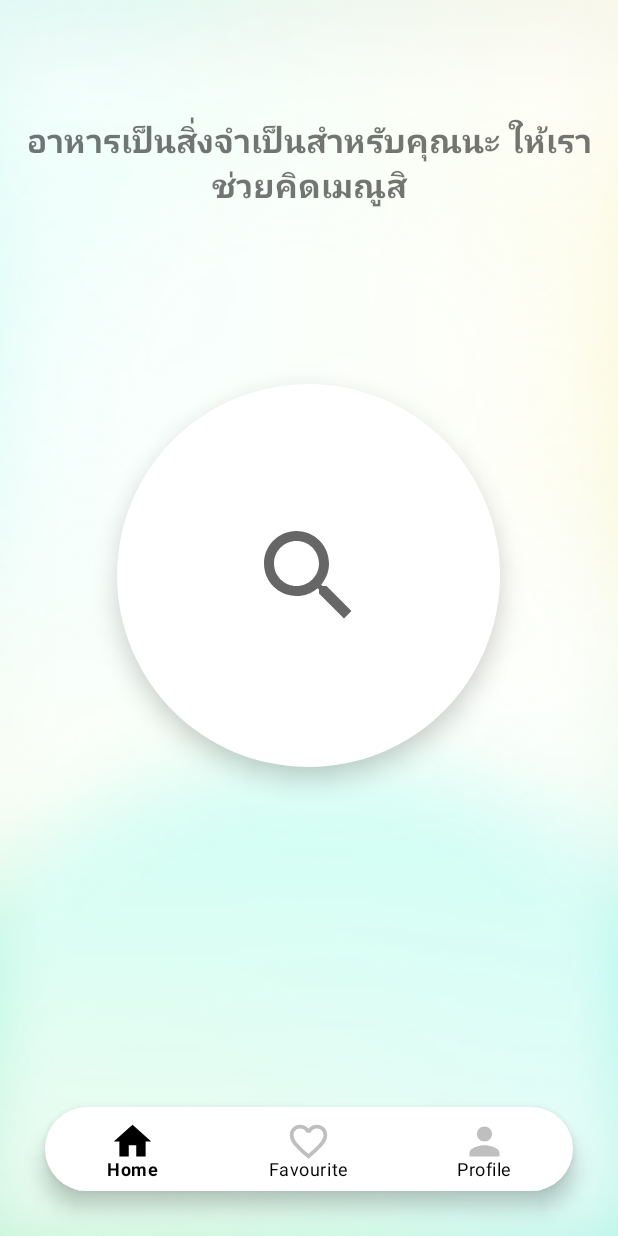
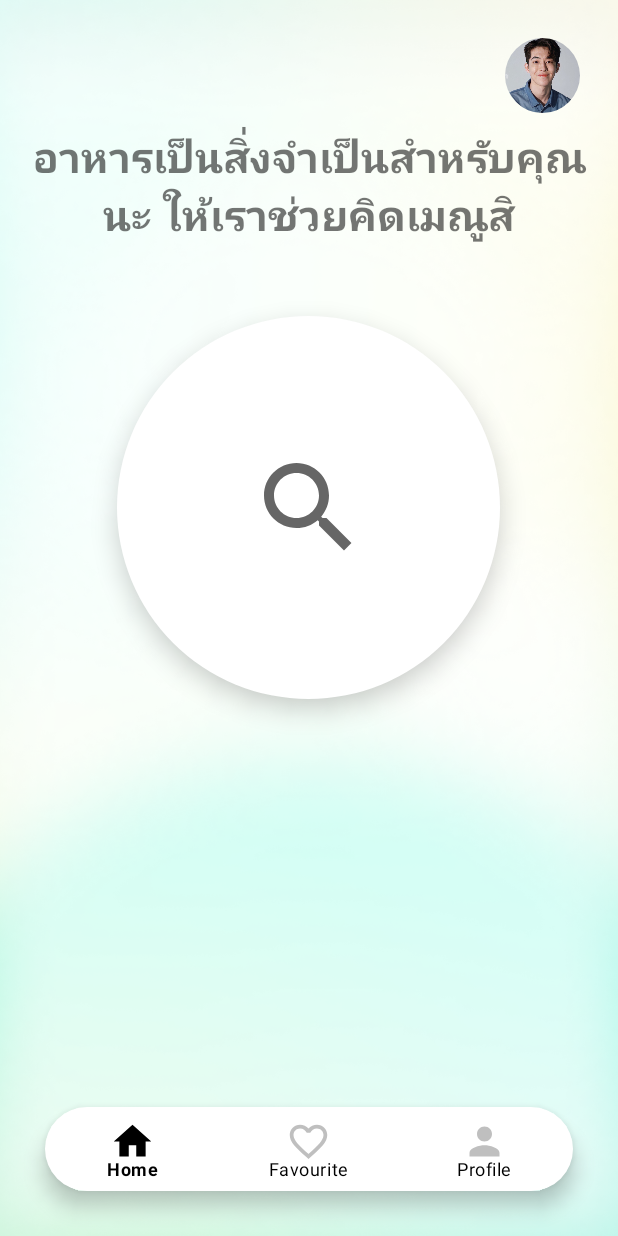
Before and after one commit to Raphdevv/Project_CSS3211, an Android app: the HomeFragment screen opened directly, with no data from a screen before it, on a phone screen of 412 x 824 dp. Run offline under Robolectric (Android 15) with nearby library versions, the phone set to English and light mode, and no system bars.

```diff
--- /dev/null
+++ b/app/src/main/res/drawable/round_outline.xml
@@ -0,0 +1,5 @@
+<?xml version="1.0" encoding="utf-8"?>
+<shape xmlns:android="http://schemas.android.com/apk/res/android"
+    android:shape="rectangle">
+    <corners android:radius="100dp" />
+</shape>
--- a/app/src/main/res/layout/fragment_home.xml
+++ b/app/src/main/res/layout/fragment_home.xml
@@ -1,6 +1,7 @@
 <?xml version="1.0" encoding="utf-8"?>
 <FrameLayout xmlns:android="http://schemas.android.com/apk/res/android"
     xmlns:app="http://schemas.android.com/apk/res-auto"
+    xmlns:tools="http://schemas.android.com/tools"
     android:layout_width="fill_parent"
     android:layout_height="fill_parent"
     android:background="@drawable/blur">
@@ -12,25 +13,36 @@
         android:src="@drawable/bg_ano" />
 
     <LinearLayout
-        android:layout_width="match_parent"
-        android:layout_height="match_parent"
+        android:layout_width="fill_parent"
+        android:layout_height="fill_parent"
         android:orientation="vertical">
 
+        <com.google.android.material.imageview.ShapeableImageView
+            android:id="@+id/imageView6"
+            android:layout_width="50dp"
+            android:layout_height="50dp"
+            android:layout_gravity="right"
+            android:layout_marginTop="25dp"
+            android:layout_marginEnd="25dp"
+            app:shapeAppearanceOverlay="@style/roundimageview"
+            app:srcCompat="@drawable/person" />
         <LinearLayout
             android:layout_width="fill_parent"
-            android:layout_height="216dp"
+            android:layout_height="95dp"
             android:layout_gravity="top"
             android:gravity="center"
             android:orientation="horizontal">
 
             <TextView
                 android:id="@+id/greeting_text"
-                android:layout_width="wrap_content"
+                android:layout_width="fill_parent"
                 android:layout_height="wrap_content"
+                android:layout_marginStart="20dp"
+                android:layout_marginEnd="20dp"
                 android:fontFamily="sans-serif"
                 android:textAlignment="center"
                 android:textAllCaps="false"
-                android:textSize="22dp"
+                android:textSize="28dp"
                 android:textStyle="bold"
                 app:layout_constraintBottom_toBottomOf="parent"
                 app:layout_constraintEnd_toEndOf="parent"
@@ -50,9 +62,9 @@
                 android:id="@+id/imageButton2"
                 android:layout_width="255dp"
                 android:layout_height="255dp"
-                android:background="@drawable/blur"
                 android:layout_gravity="top"
                 android:layout_marginTop="40dp"
+                android:background="@drawable/blur"
                 android:elevation="10dp"
                 android:outlineAmbientShadowColor="@color/black"
                 android:src="@drawable/ic_search" />
--- a/app/src/main/res/values-night/themes.xml
+++ b/app/src/main/res/values-night/themes.xml
@@ -16,4 +16,7 @@
     <style name="MyButtonStyle" parent="@android:style/Widget.Button">
         <item name="android:background">@color/black</item>
     </style>
+    <style name="roundimageview" parent="">
+        <item name="cornerSize">50%</item>
+    </style>
 </resources>
--- a/app/src/main/res/values/themes.xml
+++ b/app/src/main/res/values/themes.xml
@@ -17,4 +17,7 @@
     <style name="MyButtonStyle" parent="@android:style/Widget.Button">
         <item name="android:background">@color/black</item>
     </style>
+    <style name="roundimageview" parent="">
+        <item name="cornerSize">50%</item>
+    </style>
 </resources>
```
Also changed, not shown: app/src/main/res/drawable/person.jpg (added).
